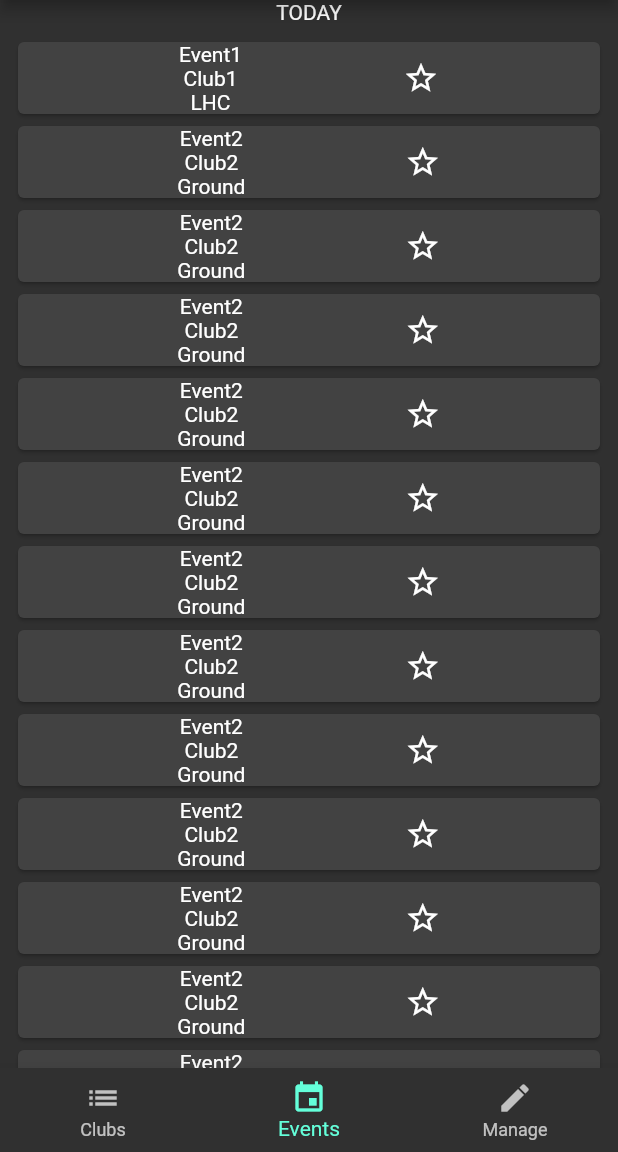
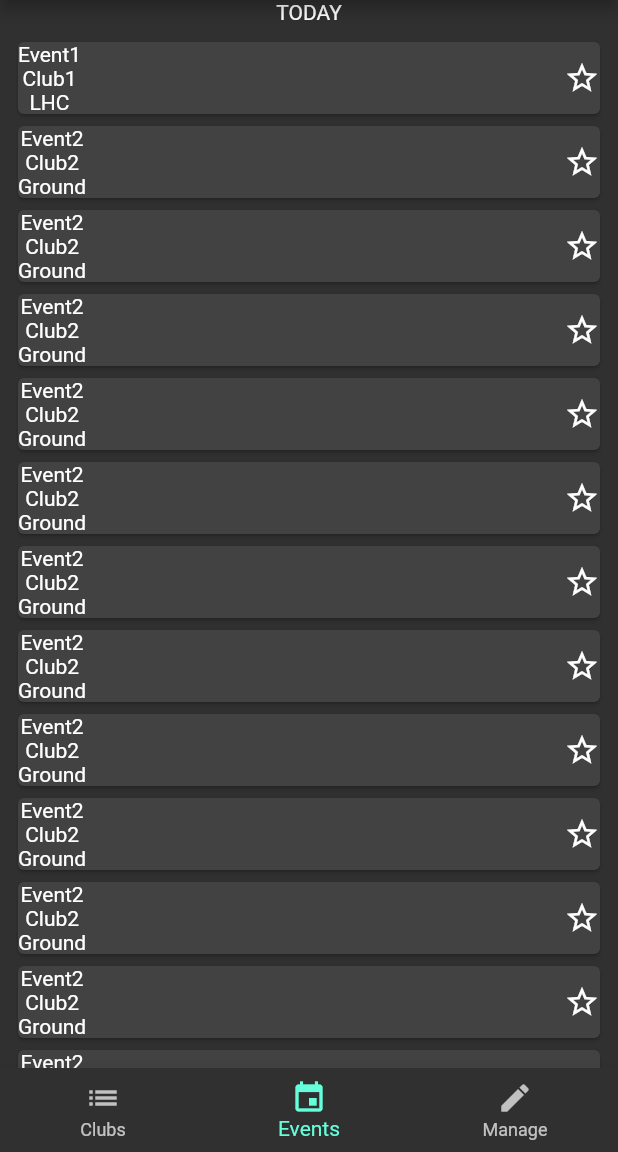
Before and after one commit to rohitagarwal0910/IITDConnectApp, a Flutter app: the screen it shows after launch, on a phone screen of 412 x 824 dp, the part 84-1236 px from its top. Run offline on Flutter 3.47's test engine with Material 2 defaults, Android fonts, the phone set to English and light mode, and no system bars.

Commit message:
Scroll position of event list is now retained separately

```diff
--- a/lib/events/event_card.dart
+++ b/lib/events/event_card.dart
@@ -32,7 +32,6 @@ class EventCardState extends State<EventCard> {
     return Card(
       child: Row(
         children: <Widget>[
-          Spacer(),
           Column(
             children: <Widget>[
               Text(_event.eventName),
@@ -53,7 +52,6 @@ class EventCardState extends State<EventCard> {
             },
             child: _icon,
           ),
-          Spacer(),
         ],
       ),
     );
--- a/lib/events/event_list.dart
+++ b/lib/events/event_list.dart
@@ -5,13 +5,14 @@ import './event_card.dart';
 
 class EventList extends StatelessWidget {
   final List<Event> _events;
+  final String skey;
 
-  EventList(this._events);
+  EventList(this._events, this.skey);
 
   @override
   Widget build(BuildContext context) {
     return ListView.builder(
-      key: PageStorageKey(''),
+      key: PageStorageKey(skey),
       itemCount: _events.length,
       padding: const EdgeInsets.all(8.0),
       itemBuilder: (BuildContext context, int index) {
--- a/lib/events/events_screen.dart
+++ b/lib/events/events_screen.dart
@@ -85,8 +85,6 @@ var dummyEvent10 = Event(
 
 List<Event> events = [dummyEvent, dummyEvent2, dummyEvent3, dummyEvent4, dummyEvent5, dummyEvent6, dummyEvent7, dummyEvent8, dummyEvent9, dummyEvent10, dummyEvent2, dummyEvent2, dummyEvent2, dummyEvent2, dummyEvent2, dummyEvent2, dummyEvent2, dummyEvent2, dummyEvent2, dummyEvent2, dummyEvent2, dummyEvent2, dummyEvent2, dummyEvent2];
 
-//TODO: implement separate scrolling for the three lists
-
 class EventsPage extends StatelessWidget {
   @override
   Widget build(BuildContext context) {
--- a/lib/events/today.dart
+++ b/lib/events/today.dart
@@ -5,6 +5,7 @@ import './event_list.dart';
 
 class TodayPage extends StatelessWidget {
   final List<Event> events;
+  final String title = "TODAY";
 
   TodayPage(this.events);
 
@@ -12,9 +13,9 @@ class TodayPage extends StatelessWidget {
   Widget build(BuildContext context) {
     return Column(
       children: <Widget>[
-        Text('TODAY'),
+        Text(title),
         Expanded(
-          child: EventList(events),
+          child: EventList(events, title),
         ),
       ],
     );
--- a/lib/events/tomorrow.dart
+++ b/lib/events/tomorrow.dart
@@ -5,6 +5,7 @@ import './event_list.dart';
 
 class TomorrowPage extends StatelessWidget {
   final List<Event> events;
+  final String title = "TOMORROW";
 
   TomorrowPage(this.events);
 
@@ -12,9 +13,9 @@ class TomorrowPage extends StatelessWidget {
   Widget build(BuildContext context) {
     return Column(
       children: <Widget>[
-        Text('TOMORROW'),
+        Text(title),
         Expanded(
-          child: EventList(events),
+          child: EventList(events, title),
         ),
       ],
     );
--- a/lib/events/upcoming.dart
+++ b/lib/events/upcoming.dart
@@ -5,16 +5,16 @@ import './event_list.dart';
 
 class UpcomingPage extends StatelessWidget {
   final List<Event> events;
-
+  final String title = "UPCOMING";
   UpcomingPage(this.events);
 
   @override
   Widget build(BuildContext context) {
     return Column(
       children: <Widget>[
-        Text('UPCOMING'),
+        Text(title),
         Expanded(
-          child: EventList(events),
+          child: EventList(events, title),
         ),
       ],
     );
```
